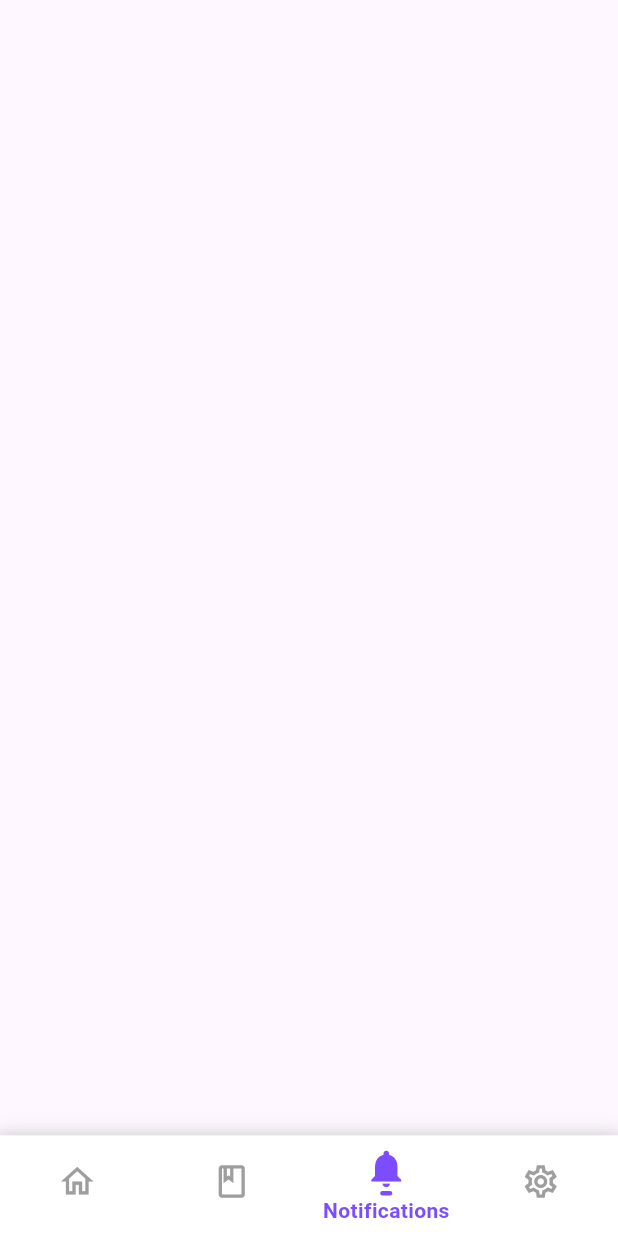
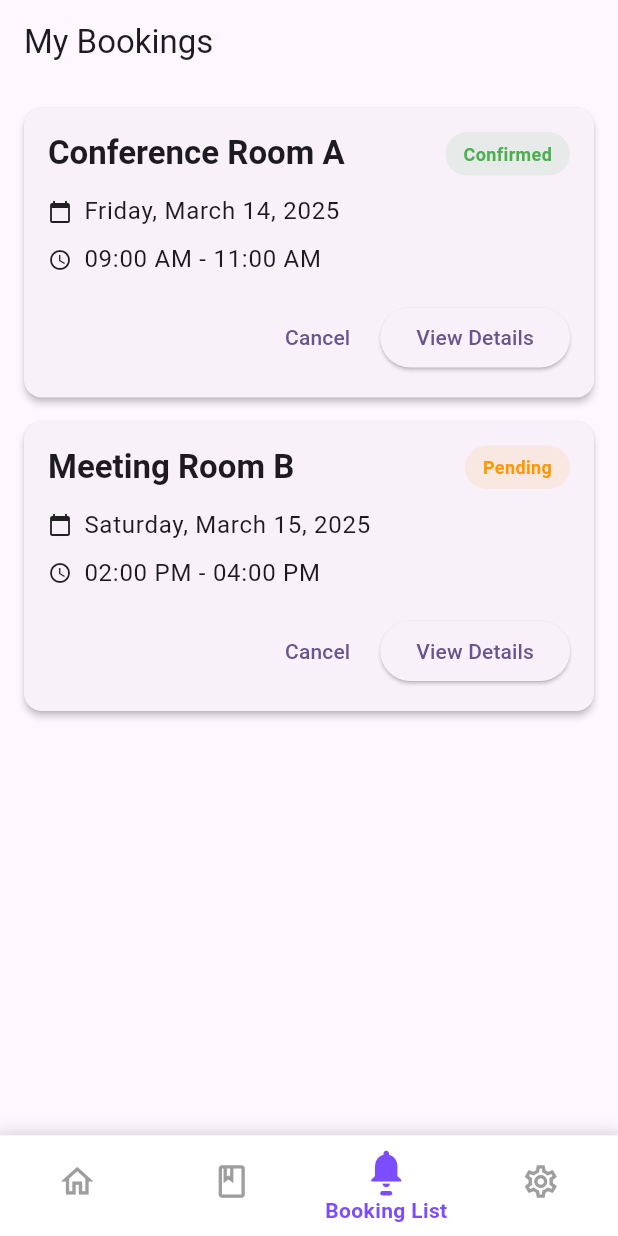
Before and after one commit to RhugvedDangui/BookingApp, a Flutter app: the screen it shows once a user with an empty profile is signed in, item 3 of the bottom bar chosen, on a phone screen of 412 x 824 dp. Run offline on Flutter 3.47's test engine with Material 3 defaults, Android fonts, the phone set to English and light mode, and no system bars; drawn by our look-alikes of flutter_animate; our stand-ins replace cloud_firestore, firebase_auth, firebase_core, table_calendar; accounts and stored records are empty.

Commit message:
added booking list page

```diff
--- /dev/null
+++ b/lib/pages/booking_list.dart
@@ -0,0 +1,154 @@
+import 'package:flutter/material.dart';
+import 'package:intl/intl.dart';
+
+class BookingListPage extends StatelessWidget {
+  const BookingListPage({super.key});
+
+  @override
+  Widget build(BuildContext context) {
+    // This would typically come from your backend/state management
+    final List<Map<String, dynamic>> dummyBookings = [
+      {
+        'id': '1',
+        'placeName': 'Conference Room A',
+        'date': DateTime.now(),
+        'startTime': '09:00 AM',
+        'endTime': '11:00 AM',
+        'status': 'Confirmed',
+      },
+      {
+        'id': '2',
+        'placeName': 'Meeting Room B',
+        'date': DateTime.now().add(const Duration(days: 1)),
+        'startTime': '02:00 PM',
+        'endTime': '04:00 PM',
+        'status': 'Pending',
+      },
+    ];
+
+    return Scaffold(
+      appBar: AppBar(title: const Text('My Bookings'), elevation: 0),
+      body: ListView.builder(
+        padding: const EdgeInsets.all(16),
+        itemCount: dummyBookings.length,
+        itemBuilder: (context, index) {
+          final booking = dummyBookings[index];
+          return Card(
+            elevation: 2,
+            margin: const EdgeInsets.only(bottom: 16),
+            shape: RoundedRectangleBorder(
+              borderRadius: BorderRadius.circular(12),
+            ),
+            child: InkWell(
+              onTap: () {
+                // Navigate to booking details page
+              },
+              borderRadius: BorderRadius.circular(12),
+              child: Padding(
+                padding: const EdgeInsets.all(16),
+                child: Column(
+                  crossAxisAlignment: CrossAxisAlignment.start,
+                  children: [
+                    Row(
+                      mainAxisAlignment: MainAxisAlignment.spaceBetween,
+                      children: [
+                        Expanded(
+                          child: Text(
+                            booking['placeName'],
+                            style: Theme.of(context).textTheme.titleLarge
+                                ?.copyWith(fontWeight: FontWeight.bold),
+                          ),
+                        ),
+                        _buildStatusChip(booking['status']),
+                      ],
+                    ),
+                    const SizedBox(height: 12),
+                    Row(
+                      children: [
+                        const Icon(Icons.calendar_today, size: 16),
+                        const SizedBox(width: 8),
+                        Text(
+                          DateFormat('EEEE, MMMM d, y').format(booking['date']),
+                          style: Theme.of(context).textTheme.bodyLarge,
+                        ),
+                      ],
+                    ),
+                    const SizedBox(height: 8),
+                    Row(
+                      children: [
+                        const Icon(Icons.access_time, size: 16),
+                        const SizedBox(width: 8),
+                        Text(
+                          '${booking['startTime']} - ${booking['endTime']}',
+                          style: Theme.of(context).textTheme.bodyLarge,
+                        ),
+                      ],
+                    ),
+                    const SizedBox(height: 16),
+                    Row(
+                      mainAxisAlignment: MainAxisAlignment.end,
+                      children: [
+                        TextButton(
+                          onPressed: () {
+                            // Handle cancellation
+                          },
+                          child: const Text('Cancel'),
+                        ),
+                        const SizedBox(width: 8),
+                        ElevatedButton(
+                          onPressed: () {
+                            // Handle view details
+                          },
+                          child: const Text('View Details'),
+                        ),
+                      ],
+                    ),
+                  ],
+                ),
+              ),
+            ),
+          );
+        },
+      ),
+    );
+  }
+
+  Widget _buildStatusChip(String status) {
+    Color backgroundColor;
+    Color textColor;
+
+    switch (status.toLowerCase()) {
+      case 'confirmed':
+        backgroundColor = Colors.green.withOpacity(0.1);
+        textColor = Colors.green;
+        break;
+      case 'pending':
+        backgroundColor = Colors.orange.withOpacity(0.1);
+        textColor = Colors.orange;
+        break;
+      case 'cancelled':
+        backgroundColor = Colors.red.withOpacity(0.1);
+        textColor = Colors.red;
+        break;
+      default:
+        backgroundColor = Colors.grey.withOpacity(0.1);
+        textColor = Colors.grey;
+    }
+
+    return Container(
+      padding: const EdgeInsets.symmetric(horizontal: 12, vertical: 6),
+      decoration: BoxDecoration(
+        color: backgroundColor,
+        borderRadius: BorderRadius.circular(20),
+      ),
+      child: Text(
+        status,
+        style: TextStyle(
+          color: textColor,
+          fontWeight: FontWeight.bold,
+          fontSize: 12,
+        ),
+      ),
+    );
+  }
+}
--- a/lib/pages/homepage.dart
+++ b/lib/pages/homepage.dart
@@ -1,7 +1,9 @@
+// homepage.dart
 import 'package:flutter/material.dart';
 import 'package:test01/pages/utils/bottom_nav.dart';
 import 'package:test01/pages/utils/placeDetails.dart';
-import 'package:test01/pages/booking.dart'; // Import BookingsPage
+import 'package:test01/pages/booking.dart';
+import 'package:test01/pages/booking_list.dart';
 
 class Homepage extends StatefulWidget {
   const Homepage({super.key});
@@ -16,6 +18,7 @@ class _HomepageState extends State<Homepage> {
   void _onItemTapped(int index) {
     setState(() {
       _selectedIndex = index;
+      print('Navigated to index: $index'); // Debug print
     });
   }
 
@@ -73,7 +76,7 @@ class _HomepageState extends State<Homepage> {
                       BoxShadow(
                         color: Colors.deepPurple.withOpacity(0.3),
                         blurRadius: 10,
-                        offset: Offset(0, 4),
+                        offset: const Offset(0, 4),
                       ),
                     ],
                   ),
@@ -91,7 +94,7 @@ class _HomepageState extends State<Homepage> {
                               fontWeight: FontWeight.w500,
                             ),
                           ),
-                          SizedBox(height: 4),
+                          const SizedBox(height: 4),
                           Text(
                             'User',
                             style: TextStyle(
@@ -103,8 +106,8 @@ class _HomepageState extends State<Homepage> {
                         ],
                       ),
                       Container(
-                        padding: EdgeInsets.all(3),
-                        decoration: BoxDecoration(
+                        padding: const EdgeInsets.all(3),
+                        decoration: const BoxDecoration(
                           color: Colors.white,
                           shape: BoxShape.circle,
                         ),
@@ -122,11 +125,12 @@ class _HomepageState extends State<Homepage> {
                   ),
                 ),
 
-                SizedBox(height: 25),
+                const SizedBox(height: 25),
 
                 // Search Bar
                 Container(
-                  padding: EdgeInsets.symmetric(horizontal: 15, vertical: 8),
+                  padding:
+                      const EdgeInsets.symmetric(horizontal: 15, vertical: 8),
                   decoration: BoxDecoration(
                     color: Colors.grey.shade100,
                     borderRadius: BorderRadius.circular(15),
@@ -135,7 +139,7 @@ class _HomepageState extends State<Homepage> {
                   child: Row(
                     children: [
                       Icon(Icons.search, color: Colors.grey.shade600),
-                      SizedBox(width: 10),
+                      const SizedBox(width: 10),
                       Expanded(
                         child: TextField(
                           decoration: InputDecoration(
@@ -149,7 +153,7 @@ class _HomepageState extends State<Homepage> {
                   ),
                 ),
 
-                SizedBox(height: 25),
+                const SizedBox(height: 25),
 
                 // Places Grid
                 Text(
@@ -160,7 +164,7 @@ class _HomepageState extends State<Homepage> {
                     color: Colors.black87,
                   ),
                 ),
-                SizedBox(height: 15),
+                const SizedBox(height: 15),
                 Container(
                   decoration: BoxDecoration(
                     borderRadius: BorderRadius.circular(20),
@@ -169,8 +173,9 @@ class _HomepageState extends State<Homepage> {
                     height: (places.length / 2).ceil() * 120.0,
                     child: GridView.builder(
                       shrinkWrap: true,
-                      physics: NeverScrollableScrollPhysics(),
-                      gridDelegate: SliverGridDelegateWithFixedCrossAxisCount(
+                      physics: const NeverScrollableScrollPhysics(),
+                      gridDelegate:
+                          const SliverGridDelegateWithFixedCrossAxisCount(
                         crossAxisCount: 2,
                         crossAxisSpacing: 15,
                         mainAxisSpacing: 15,
@@ -183,8 +188,7 @@ class _HomepageState extends State<Homepage> {
                             Navigator.push(
                               context,
                               MaterialPageRoute(
-                                builder:
-                                    (context) => PlaceDetailPage(
+                                builder: (context) => PlaceDetailPage(
                                   placeName: places[index]['place']!,
                                 ),
                               ),
@@ -205,7 +209,7 @@ class _HomepageState extends State<Homepage> {
                                 BoxShadow(
                                   color: Colors.deepPurple.withOpacity(0.2),
                                   blurRadius: 8,
-                                  offset: Offset(0, 3),
+                                  offset: const Offset(0, 3),
                                 ),
                               ],
                             ),
@@ -213,15 +217,15 @@ class _HomepageState extends State<Homepage> {
                             child: Column(
                               mainAxisAlignment: MainAxisAlignment.center,
                               children: [
-                                Icon(
+                                const Icon(
                                   Icons.place,
                                   color: Colors.white,
                                   size: 24,
                                 ),
-                                SizedBox(height: 8),
+                                const SizedBox(height: 8),
                                 Text(
                                   places[index]['place']!,
-                                  style: TextStyle(
+                                  style: const TextStyle(
                                     fontSize: 16,
                                     fontWeight: FontWeight.w600,
                                     color: Colors.white,
@@ -237,7 +241,7 @@ class _HomepageState extends State<Homepage> {
                   ),
                 ),
 
-                SizedBox(height: 25),
+                const SizedBox(height: 25),
 
                 // Bookings Section
                 Row(
@@ -263,13 +267,11 @@ class _HomepageState extends State<Homepage> {
                     ),
                   ],
                 ),
-                SizedBox(height: 15),
+                const SizedBox(height: 15),
 
                 SizedBox(
                   height: bookings.isNotEmpty ? bookings.length * 100.0 : 100.0,
-                  child: Container(
-                    child:
-                        bookings.isEmpty
+                  child: bookings.isEmpty
                       ? Center(
                           child: Column(
                             mainAxisAlignment: MainAxisAlignment.center,
@@ -279,7 +281,7 @@ class _HomepageState extends State<Homepage> {
                                 size: 40,
                                 color: Colors.grey.shade400,
                               ),
-                                  SizedBox(height: 10),
+                              const SizedBox(height: 10),
                               Text(
                                 'No bookings for today',
                                 style: TextStyle(
@@ -292,7 +294,7 @@ class _HomepageState extends State<Homepage> {
                           ),
                         )
                       : ListView.builder(
-                              physics: NeverScrollableScrollPhysics(),
+                          physics: const NeverScrollableScrollPhysics(),
                           itemCount: bookings.length,
                           itemBuilder: (context, index) {
                             return Padding(
@@ -306,7 +308,7 @@ class _HomepageState extends State<Homepage> {
                                       color: Colors.grey.withOpacity(0.1),
                                       spreadRadius: 1,
                                       blurRadius: 8,
-                                          offset: Offset(0, 3),
+                                      offset: const Offset(0, 3),
                                     ),
                                   ],
                                 ),
@@ -314,20 +316,18 @@ class _HomepageState extends State<Homepage> {
                                 child: Row(
                                   children: [
                                     Container(
-                                          padding: EdgeInsets.all(10),
+                                      padding: const EdgeInsets.all(10),
                                       decoration: BoxDecoration(
                                         color: Colors.deepPurple.shade50,
-                                            borderRadius: BorderRadius.circular(
-                                              12,
+                                        borderRadius: BorderRadius.circular(12),
                                       ),
-                                          ),
-                                          child: Icon(
+                                      child: const Icon(
                                         Icons.event,
                                         color: Colors.deepPurpleAccent,
                                         size: 24,
                                       ),
                                     ),
-                                        SizedBox(width: 15),
+                                    const SizedBox(width: 15),
                                     Expanded(
                                       child: Column(
                                         crossAxisAlignment:
@@ -335,13 +335,13 @@ class _HomepageState extends State<Homepage> {
                                         children: [
                                           Text(
                                             bookings[index]['title']!,
-                                                style: TextStyle(
+                                            style: const TextStyle(
                                               fontSize: 16,
                                               fontWeight: FontWeight.w600,
                                               color: Colors.black87,
                                             ),
                                           ),
-                                              SizedBox(height: 4),
+                                          const SizedBox(height: 4),
                                           Text(
                                             bookings[index]['bookedBy']!,
                                             style: TextStyle(
@@ -353,19 +353,17 @@ class _HomepageState extends State<Homepage> {
                                       ),
                                     ),
                                     Container(
-                                          padding: EdgeInsets.symmetric(
+                                      padding: const EdgeInsets.symmetric(
                                         horizontal: 12,
                                         vertical: 6,
                                       ),
                                       decoration: BoxDecoration(
                                         color: Colors.deepPurple.shade50,
-                                            borderRadius: BorderRadius.circular(
-                                              20,
-                                            ),
+                                        borderRadius: BorderRadius.circular(20),
                                       ),
                                       child: Text(
                                         bookings[index]['time']!,
-                                            style: TextStyle(
+                                        style: const TextStyle(
                                           color: Colors.deepPurpleAccent,
                                           fontWeight: FontWeight.w600,
                                           fontSize: 14,
@@ -379,20 +377,24 @@ class _HomepageState extends State<Homepage> {
                           },
                         ),
                 ),
-                ),
               ],
             ),
           ),
         ),
       ),
-      const BookingsPage(), // Add BookingsPage to the navigation
+      const BookingsPage(),
+      const BookingListPage(),
+      const SettingsPage(),
     ];
   }
 
   @override
   Widget build(BuildContext context) {
     return Scaffold(
-      body: IndexedStack(index: _selectedIndex, children: _pages),
+      body: IndexedStack(
+        index: _selectedIndex,
+        children: _pages,
+      ),
       bottomNavigationBar: CustomBottomNav(
         currentIndex: _selectedIndex,
         onItemTapped: _onItemTapped,
@@ -400,3 +402,23 @@ class _HomepageState extends State<Homepage> {
     );
   }
 }
+
+class SettingsPage extends StatelessWidget {
+  const SettingsPage({super.key});
+
+  @override
+  Widget build(BuildContext context) {
+    return Scaffold(
+      appBar: AppBar(
+        title: const Text('Settings'),
+        backgroundColor: Colors.deepPurpleAccent,
+      ),
+      body: const Center(
+        child: Text(
+          'Settings Page',
+          style: TextStyle(fontSize: 20),
+        ),
+      ),
+    );
+  }
+}
--- a/lib/pages/utils/bottom_nav.dart
+++ b/lib/pages/utils/bottom_nav.dart
@@ -1,3 +1,4 @@
+// bottom_nav.dart
 import 'package:flutter/material.dart';
 
 class CustomBottomNav extends StatefulWidget {
@@ -21,11 +22,7 @@ class _CustomBottomNavState extends State<CustomBottomNav> {
       decoration: BoxDecoration(
         color: Colors.white,
         boxShadow: [
-          BoxShadow(
-            color: Colors.black12,
-            blurRadius: 10,
-            spreadRadius: 2,
-          ),
+          BoxShadow(color: Colors.black12, blurRadius: 10, spreadRadius: 2),
         ],
       ),
       child: BottomNavigationBar(
@@ -36,17 +33,16 @@ class _CustomBottomNavState extends State<CustomBottomNav> {
         backgroundColor: Colors.white,
         elevation: 10,
         type: BottomNavigationBarType.fixed,
-        showUnselectedLabels:
-            false, // Hide unselected labels for a cleaner look
-        selectedLabelStyle: TextStyle(fontWeight: FontWeight.bold),
-
+        showUnselectedLabels: false,
+        selectedLabelStyle: const TextStyle(fontWeight: FontWeight.bold),
         items: [
           BottomNavigationBarItem(
-            icon: widget.currentIndex == 0
+            icon:
+                widget.currentIndex == 0
                     ? Column(
                       mainAxisSize: MainAxisSize.min,
                       children: [
-                      Icon(Icons.home, size: 30),
+                        const Icon(Icons.home, size: 30),
                         Container(
                           width: 8,
                           height: 3,
@@ -57,15 +53,16 @@ class _CustomBottomNavState extends State<CustomBottomNav> {
                         ),
                       ],
                     )
-                : Icon(Icons.home_outlined, size: 26),
+                    : const Icon(Icons.home_outlined, size: 26),
             label: 'Home',
           ),
           BottomNavigationBarItem(
-            icon: widget.currentIndex == 1
+            icon:
+                widget.currentIndex == 1
                     ? Column(
                       mainAxisSize: MainAxisSize.min,
                       children: [
-                      Icon(Icons.book, size: 30),
+                        const Icon(Icons.book, size: 30),
                         Container(
                           width: 8,
                           height: 3,
@@ -76,15 +73,16 @@ class _CustomBottomNavState extends State<CustomBottomNav> {
                         ),
                       ],
                     )
-                : Icon(Icons.book_outlined, size: 26),
+                    : const Icon(Icons.book_outlined, size: 26),
             label: 'Bookings',
           ),
           BottomNavigationBarItem(
-            icon: widget.currentIndex == 2
+            icon:
+                widget.currentIndex == 2
                     ? Column(
                       mainAxisSize: MainAxisSize.min,
                       children: [
-                      Icon(Icons.notifications, size: 30),
+                        const Icon(Icons.notifications, size: 30),
                         Container(
                           width: 8,
                           height: 3,
@@ -95,15 +93,16 @@ class _CustomBottomNavState extends State<CustomBottomNav> {
                         ),
                       ],
                     )
-                : Icon(Icons.notifications_none_outlined, size: 26),
-            label: 'Notifications',
+                    : const Icon(Icons.notifications_none_outlined, size: 26),
+            label: 'Booking List', // Changed to reflect purpose
           ),
           BottomNavigationBarItem(
-            icon: widget.currentIndex == 3
+            icon:
+                widget.currentIndex == 3
                     ? Column(
                       mainAxisSize: MainAxisSize.min,
                       children: [
-                      Icon(Icons.settings, size: 30),
+                        const Icon(Icons.settings, size: 30),
                         Container(
                           width: 8,
                           height: 3,
@@ -114,7 +113,7 @@ class _CustomBottomNavState extends State<CustomBottomNav> {
                         ),
                       ],
                     )
-                : Icon(Icons.settings_outlined, size: 26),
+                    : const Icon(Icons.settings_outlined, size: 26),
             label: 'Settings',
           ),
         ],
```
Also changed, not shown: lib/pages/booking-list.dart (deleted). Lines whose indentation alone changed are shown as unchanged.
